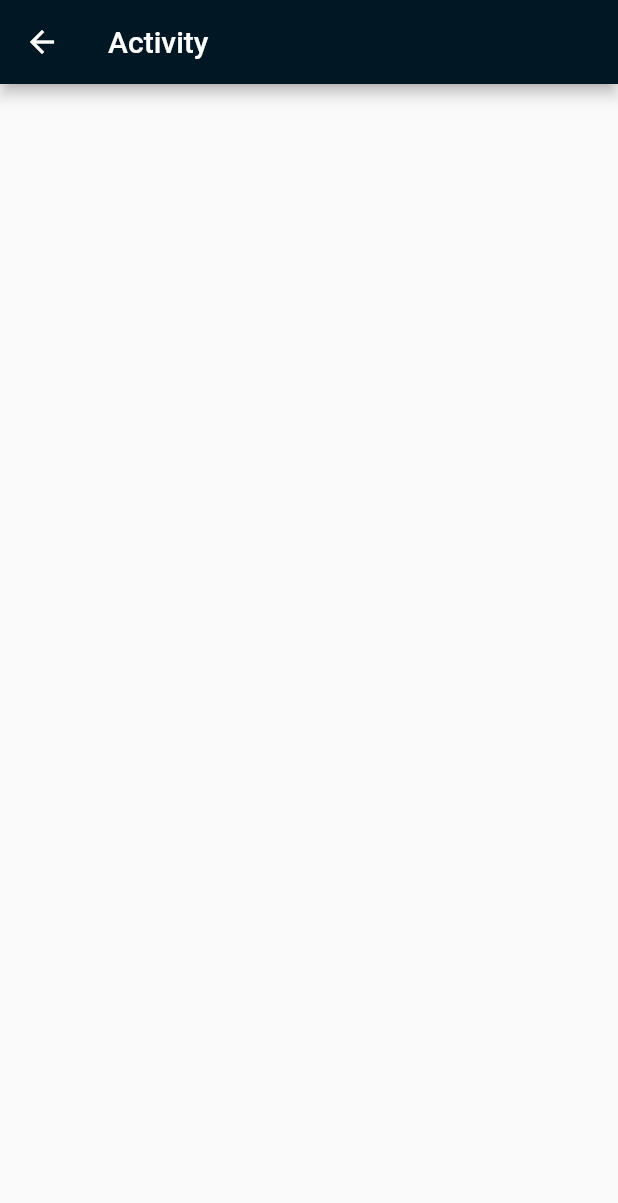
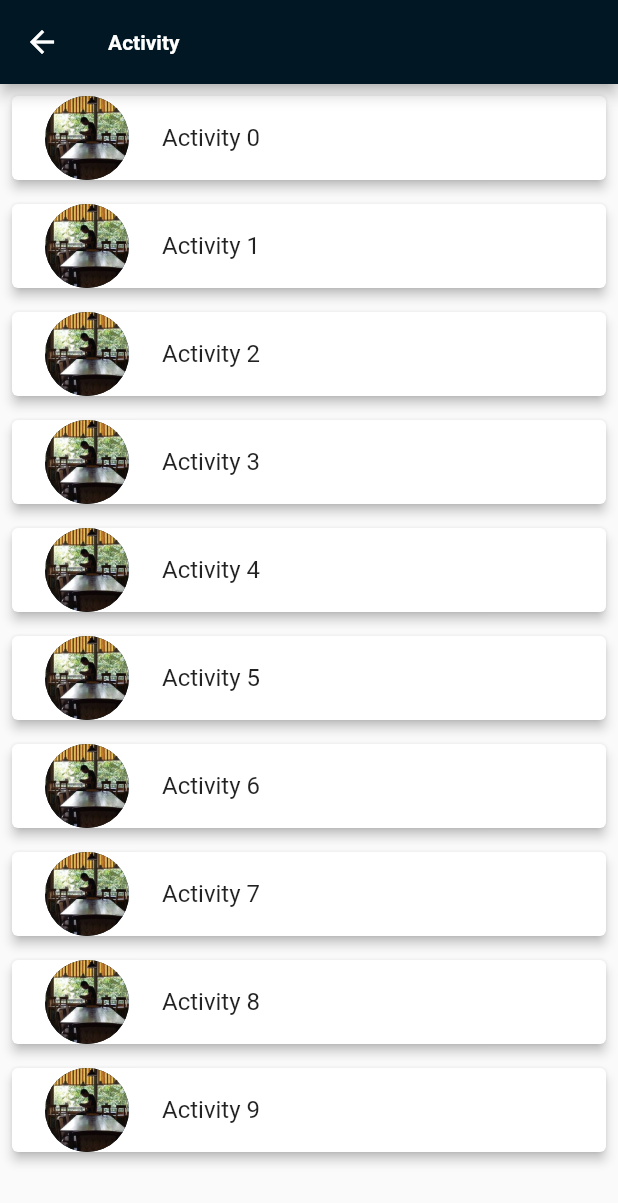
Before and after one commit to muzammilS007/instagram, a Flutter app: the FollowingRequest screen opened directly, on a phone screen of 412 x 824 dp. Shown: the top 1203 px of the screen. Run offline on Flutter 3.47's test engine with Material 2 defaults, Android fonts, the phone set to English and light mode, and no system bars; our stand-ins replace bubble, camera, cloud_firestore, firebase_auth, firebase_core, firebase_storage and 10 more; missing offline and left inert: local_image_provider, multi_image_picker2, storage_path; accounts and stored records are empty.

Commit message:
some changes from office laptop side

```diff
--- a/lib/ui/instagram_activities/following_request_screen.dart
+++ b/lib/ui/instagram_activities/following_request_screen.dart
@@ -1,10 +1,42 @@
 import 'package:flutter/material.dart';
+import 'package:instagram/ui/instagram_activities/following_request_viewmodel.dart';
+import 'package:instagram/utils/constants.dart';
+import 'package:stacked/stacked.dart';
 
 class FollowingRequest extends StatelessWidget {
   const FollowingRequest({Key? key}) : super(key: key);
 
   @override
   Widget build(BuildContext context) {
-    return Scaffold(appBar: AppBar(title: Text("Activity"),),);
+    return ViewModelBuilder<FollowingRequestViewModel>.reactive(
+        viewModelBuilder: () => FollowingRequestViewModel(),
+        builder: (context, vm, child) {
+          return Scaffold(
+            appBar: AppBar(
+              title: AnimatedDefaultTextStyle(
+
+                  child: Text("Activity"),
+                  overflow: TextOverflow.clip,
+                  style: TextStyle(fontWeight: FontWeight.bold),
+                  duration: Duration(seconds: 3)),
+            ),
+            body: ListView.builder(
+              itemCount: 10,
+              itemBuilder: (context, index) {
+                return Card(
+                  elevation: 3,
+                  margin: EdgeInsets.all(8),
+                  child: ListTile(
+                    leading: CircleAvatar(
+                      radius: 34,
+                      backgroundImage: AssetImage(Constants.avatar),
+                    ),
+                    title: Text("Activity $index"),
+                  ),
+                );
+              },
+            ),
+          );
+        });
   }
 }
--- a/lib/ui/instagram_activities/following_request_viewmodel.dart
+++ b/lib/ui/instagram_activities/following_request_viewmodel.dart
@@ -0,0 +1,5 @@
+import 'package:flutter/material.dart';
+
+class FollowingRequestViewModel with ChangeNotifier{
+
+}
--- a/lib/utils/constants.dart
+++ b/lib/utils/constants.dart
@@ -1,5 +1,6 @@
 import 'package:flutter/services.dart';
 import 'package:stacked/stacked_annotations.dart';
+
 @Singleton()
 class Constants {
 
@@ -21,10 +22,12 @@ class Constants {
   static final String labelPassword="Password";
   static final String labelConfirmPassword="Confirm Password";
   static final String labelName="Name";
-
-  static var labelLocation="Location";
+  static final String labelLocation="Location";
 
   //chat Recipient
   static var sender = 0;
   static var receiver = 1;
+
+  //default avatar
+  static var avatar = "assets/sample/ic_avatar_1.jpg";
 }
--- a/lib/widgets/story/story_item_widget.dart
+++ b/lib/widgets/story/story_item_widget.dart
@@ -1,4 +1,6 @@
 import 'package:flutter/material.dart';
+
+import '../../utils/constants.dart';
 
 class StoryItemWidget extends StatefulWidget {
   static const ROUTE_NAME = 'StoryItemWidget';
@@ -33,7 +35,7 @@ class _StoryItemWidgetState extends State<StoryItemWidget> {
                           padding: EdgeInsets.all(2),
                           child: CircleAvatar(
                               radius: 34,
-                              backgroundImage : AssetImage('assets/sample/ic_avatar_1.jpg')
+                              backgroundImage : AssetImage(Constants.avatar)
                           ),
                         )
                       ],
```
Also changed, not shown: lib/ui/chat/chat_history_screen.dart (+13 -9 lines), lib/ui/post/post_screen.dart (+7 -3 lines), lib/ui/post/post_viewmodel.dart (+13 -11 lines), lib/ui/post/setting_post_screen.dart (+9 -3 lines), lib/utils/image_file.dart (+8 -0 lines), lib/utils/populating_feed_data.dart (+22 -21 lines), lib/widgets/image_shape.dart (added).
